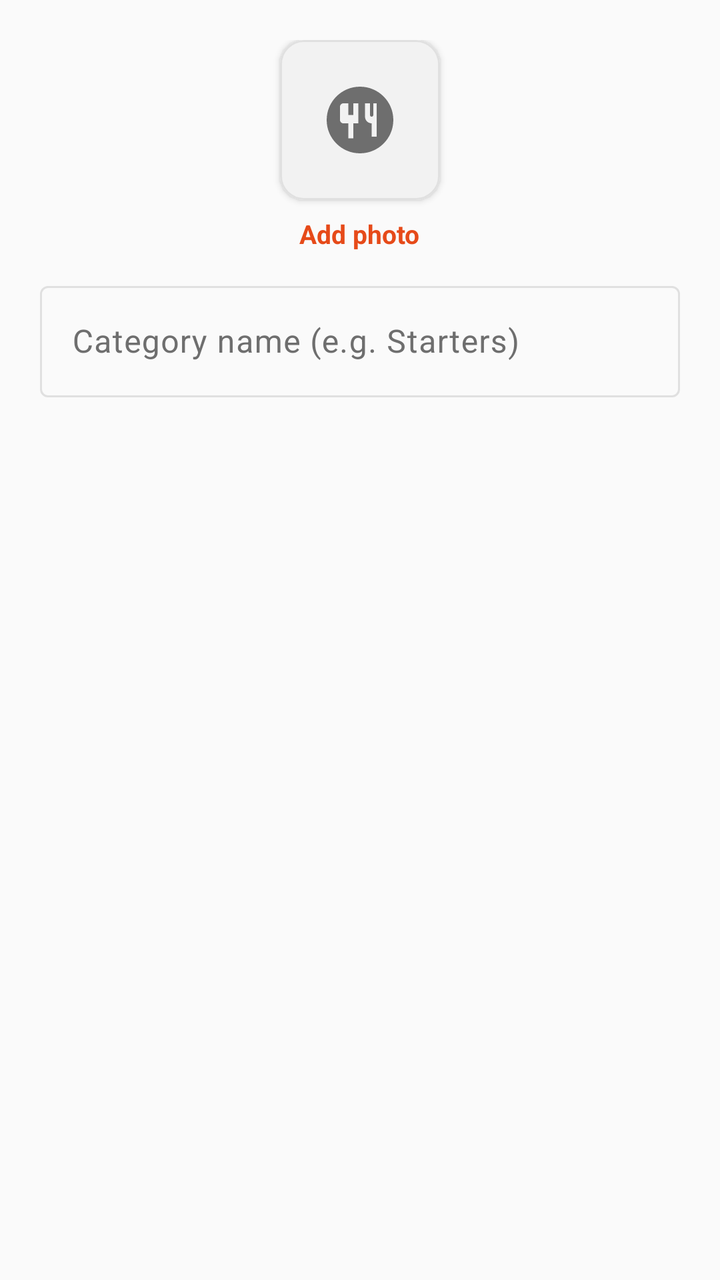
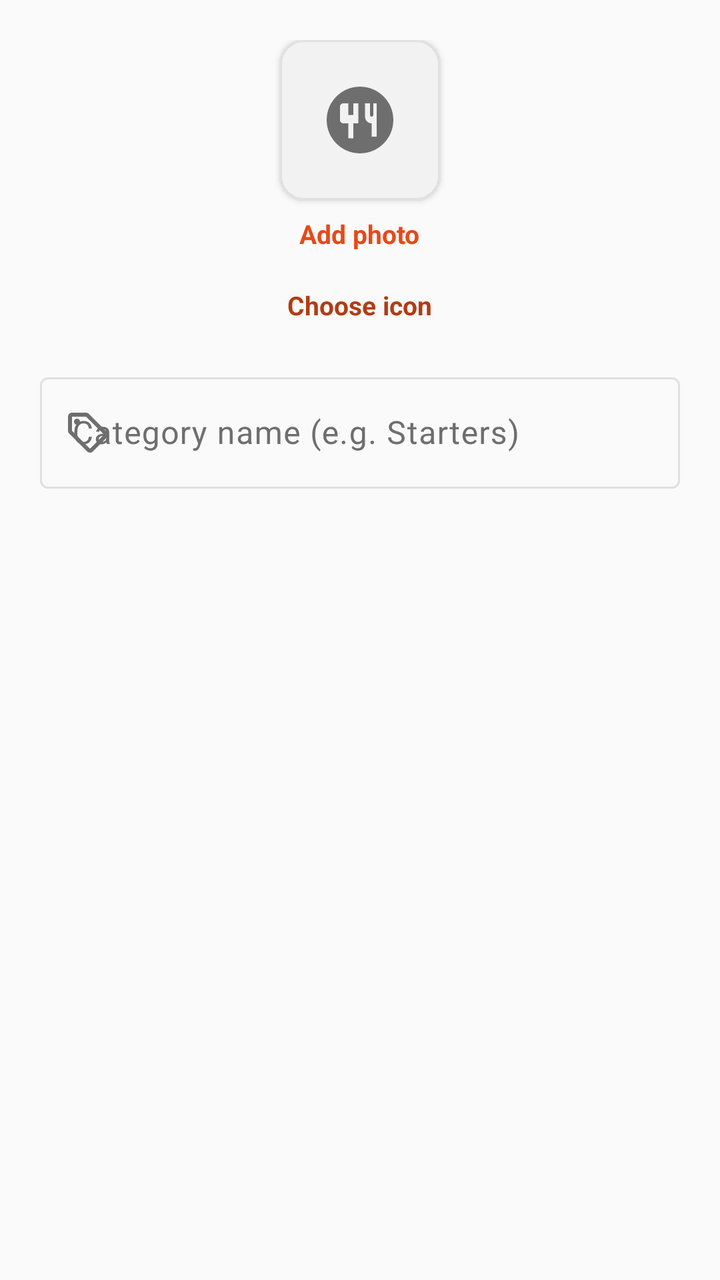

Two renders of the same Android screen: before a commit and after it. Below are the layout's source before the change and the commit's diff.
<!-- AndroidManifest.xml: application theme Theme.AnydropRestaurant -->
<!-- res/layout/dialog_add_category.xml -->
<?xml version="1.0" encoding="utf-8"?>
<LinearLayout xmlns:android="http://schemas.android.com/apk/res/android"
    xmlns:app="http://schemas.android.com/apk/res-auto"
    android:layout_width="match_parent"
    android:layout_height="wrap_content"
    android:orientation="vertical"
    android:padding="20dp">

    
    <LinearLayout
        android:id="@+id/categoryPhotoPickerRow"
        android:layout_width="match_parent"
        android:layout_height="wrap_content"
        android:orientation="vertical"
        android:gravity="center"
        android:paddingBottom="12dp"
        android:clickable="true"
        android:focusable="true"
        android:background="?attr/selectableItemBackground">

        <com.google.android.material.card.MaterialCardView
            android:layout_width="80dp"
            android:layout_height="80dp"
            app:cardCornerRadius="12dp"
            app:cardElevation="2dp"
            app:cardBackgroundColor="@color/stat_chip_bg"
            app:strokeColor="@color/outline"
            app:strokeWidth="1dp">

            <ImageView
                android:id="@+id/categoryPhotoPreview"
                android:layout_width="match_parent"
                android:layout_height="match_parent"
                android:scaleType="centerCrop"
                android:src="@drawable/ic_food_placeholder"
                android:padding="20dp"
                app:tint="@color/text_secondary"
                android:contentDescription="@null" />
        </com.google.android.material.card.MaterialCardView>

        <TextView
            android:id="@+id/categoryPhotoLabel"
            android:layout_width="wrap_content"
            android:layout_height="wrap_content"
            android:layout_marginTop="8dp"
            android:text="@string/btn_add_photo"
            android:textColor="@color/anydrop_primary"
            android:textStyle="bold"
            android:textSize="13sp" />
    </LinearLayout>

    <com.google.android.material.textfield.TextInputLayout
        android:layout_width="match_parent"
        android:layout_height="wrap_content">

        <com.google.android.material.textfield.TextInputEditText
            android:id="@+id/inputCategoryName"
            android:layout_width="match_parent"
            android:layout_height="wrap_content"
            android:hint="@string/hint_category_name"
            android:inputType="textCapWords"
            android:maxLength="100" />

    </com.google.android.material.textfield.TextInputLayout>

</LinearLayout>
<!-- resources referenced by this layout -->
<resources>
  <color name="anydrop_primary">#E64A19</color>
  <color name="outline">#E0E0E0</color>
  <color name="stat_chip_bg">#F2F2F2</color>
  <color name="text_secondary">#6E6E6E</color>
  <!-- drawable ic_food_placeholder (drawable) -->
  <?xml version="1.0" encoding="utf-8"?>
  <vector xmlns:android="http://schemas.android.com/apk/res/android"
      android:width="24dp"
      android:height="24dp"
      android:viewportWidth="24"
      android:viewportHeight="24">
      <path
          android:fillColor="#FFFFFF"
          android:pathData="M12,2C6.48,2 2,6.48 2,12s4.48,10 10,10 10,-4.48 10,-10S17.52,2 12,2zM7,7h1.5v3.5H10V7h1.5v6H10v4.5H8.5V13H7c-0.55,0 -1,-0.45 -1,-1V8C6,7.45 6.45,7 7,7zM17,7v10h-1.5v-4c-1.1,0 -2,-0.9 -2,-2V7H15v3.5c0,0.28 0.22,0.5 0.5,0.5S16,10.78 16,10.5V7H17z"/>
  </vector>
  <string name="btn_add_photo">Add photo</string>
  <string name="hint_category_name">Category name (e.g. Starters)</string>
  <style name="Theme.AnydropRestaurant" parent="Theme.Material3.DayNight.NoActionBar">
          <item name="colorPrimary">@color/anydrop_primary</item>
          <item name="colorPrimaryVariant">@color/anydrop_primary_dark</item>
          <item name="colorOnPrimary">@color/white</item>
          <item name="colorSecondary">@color/anydrop_secondary</item>
          <item name="colorOnSurface">@color/text_primary</item>
          <item name="colorOnSurfaceVariant">@color/text_secondary</item>
          <item name="colorOutline">@color/outline</item>
          <item name="android:windowBackground">@color/background</item>
          
          <item name="android:statusBarColor">@color/anydrop_primary</item>
          <item name="android:windowLightStatusBar">false</item>
          <item name="android:textColorPrimary">@color/text_primary</item>
          <item name="android:textColorSecondary">@color/text_secondary</item>
      </style>
  <color name="anydrop_primary_dark">#B23C14</color>
  <color name="white">#FFFFFF</color>
  <color name="anydrop_secondary">#2E7D32</color>
  <color name="text_primary">#1A1A1A</color>
  <color name="background">#FAFAFA</color>
</resources>

<!-- the commit's change to res/layout/dialog_add_category.xml (unified diff, before → after) -->
@@ -49,9 +49,24 @@
             android:textSize="13sp" />
     </LinearLayout>
 
+    
+    <TextView
+        android:id="@+id/btnChooseCategoryIcon"
+        android:layout_width="wrap_content"
+        android:layout_height="wrap_content"
+        android:layout_gravity="center_horizontal"
+        android:layout_marginBottom="16dp"
+        android:padding="6dp"
+        android:text="@string/btn_choose_icon"
+        android:textColor="@color/anydrop_primary_dark"
+        android:textStyle="bold"
+        android:textSize="13sp"
+        android:background="?attr/selectableItemBackground" />
+
     <com.google.android.material.textfield.TextInputLayout
         android:layout_width="match_parent"
-        android:layout_height="wrap_content">
+        android:layout_height="wrap_content"
+        app:startIconDrawable="@drawable/ic_tag">
 
         <com.google.android.material.textfield.TextInputEditText
             android:id="@+id/inputCategoryName"
<!-- resource entries referenced after the edit -->
@@ -15,7 +15,19 @@
           android:fillColor="#FFFFFF"
           android:pathData="M12,2C6.48,2 2,6.48 2,12s4.48,10 10,10 10,-4.48 10,-10S17.52,2 12,2zM7,7h1.5v3.5H10V7h1.5v6H10v4.5H8.5V13H7c-0.55,0 -1,-0.45 -1,-1V8C6,7.45 6.45,7 7,7zM17,7v10h-1.5v-4c-1.1,0 -2,-0.9 -2,-2V7H15v3.5c0,0.28 0.22,0.5 0.5,0.5S16,10.78 16,10.5V7H17z"/>
   </vector>
+  <!-- drawable ic_tag (drawable) -->
+  <vector xmlns:android="http://schemas.android.com/apk/res/android"
+      android:width="24dp"
+      android:height="24dp"
+      android:viewportWidth="24"
+      android:viewportHeight="24"
+      android:tint="?attr/colorControlNormal">
+      <path
+          android:fillColor="#FF000000"
+          android:pathData="M21.41,11.58l-9,-9C12.05,2.22 11.55,2 11,2H4C2.9,2 2,2.9 2,4v7c0,0.55 0.22,1.05 0.59,1.41l9,9C11.95,21.78 12.45,22 13,22c0.55,0 1.05,-0.22 1.41,-0.59l7,-7C21.78,14.05 22,13.55 22,13C22,12.45 21.77,11.94 21.41,11.58zM13,20.01L4,11V4h7v-0.01l9,9L13,20.01zM6.5,5C7.33,5 8,5.67 8,6.5S7.33,8 6.5,8 5,7.33 5,6.5 5.67,5 6.5,5z"/>
+  </vector>
   <string name="btn_add_photo">Add photo</string>
+  <string name="btn_choose_icon">Choose icon</string>
   <string name="hint_category_name">Category name (e.g. Starters)</string>
   <style name="Theme.AnydropRestaurant" parent="Theme.Material3.DayNight.NoActionBar">
           <item name="colorPrimary">@color/anydrop_primary</item>
